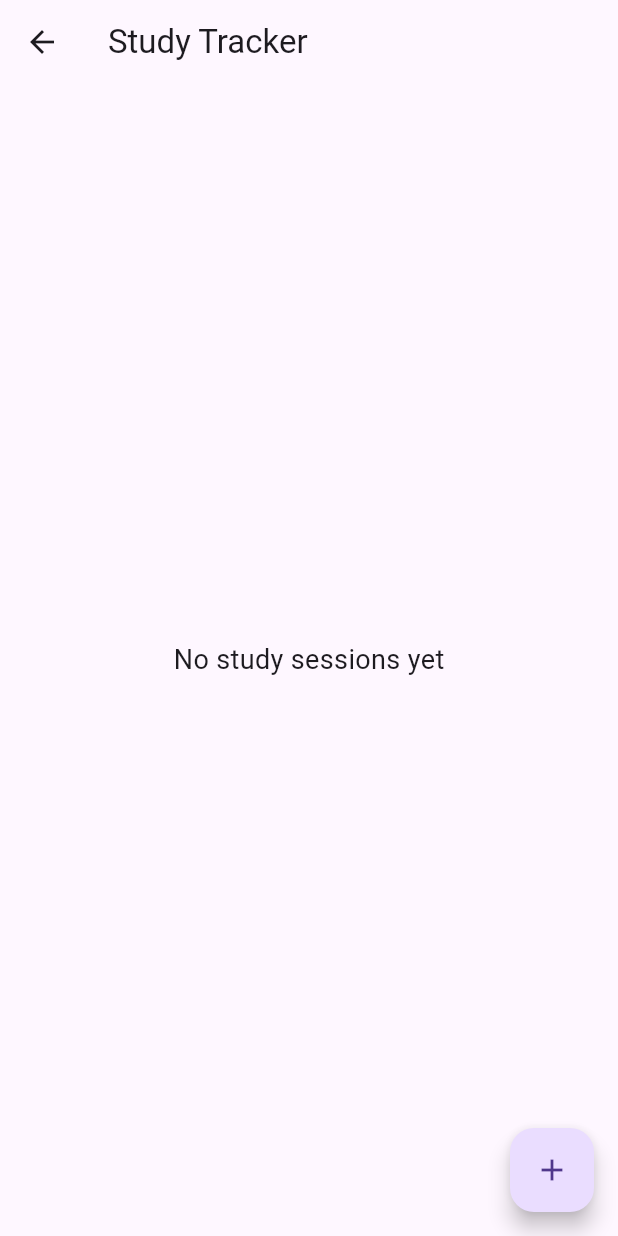
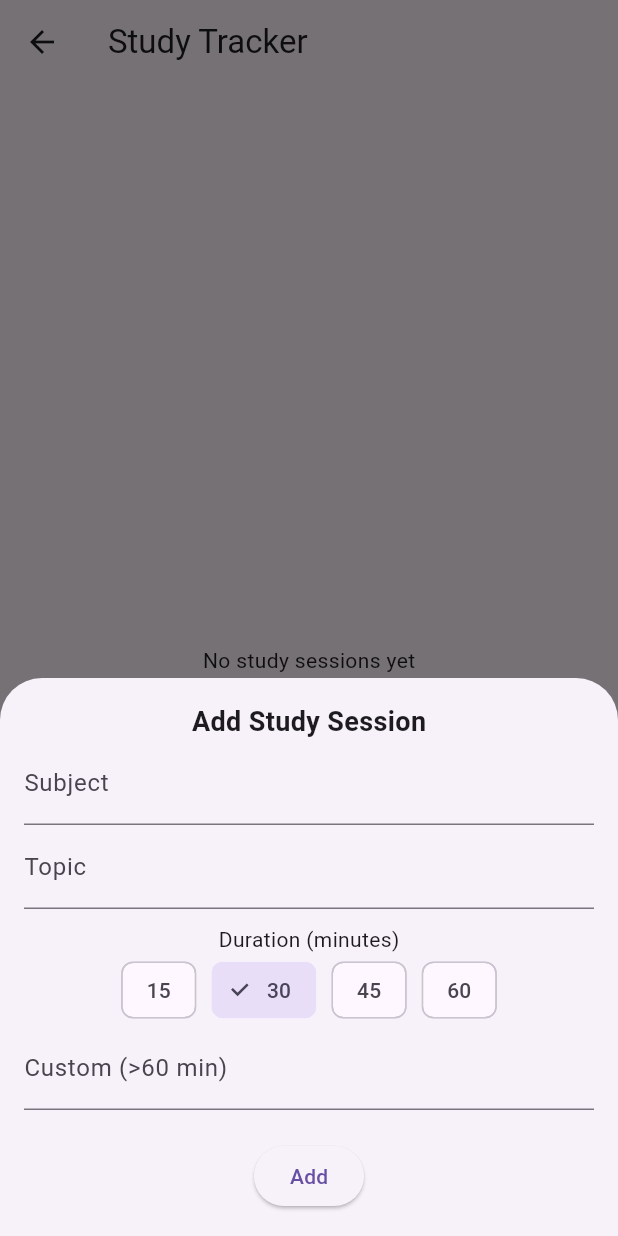
Before and after one commit to rawat-aryan/change-app, a Flutter app: the StudyScreen screen opened directly, after a tap on the "add" icon, on a phone screen of 412 x 824 dp. Run offline on Flutter 3.47's test engine with Material 3 defaults, Android fonts, the phone set to English and light mode, and no system bars; our stand-ins replace hive, hive_flutter; accounts and stored records are empty.

Commit message:
Implemented study module with Hive storage and generic data structure

```diff
--- a/lib/main.dart
+++ b/lib/main.dart
@@ -1,7 +1,13 @@
 import 'package:flutter/material.dart';
+import 'package:hive_flutter/hive_flutter.dart';
 import 'screens/home_screen.dart';
 
-void main() {
+void main() async {
+  WidgetsFlutterBinding.ensureInitialized();
+
+  await Hive.initFlutter();
+  await Hive.openBox('studyBox');
+
   runApp(const ChangeApp());
 }
 
--- a/lib/screens/study_screen.dart
+++ b/lib/screens/study_screen.dart
@@ -1,17 +1,162 @@
 import 'package:flutter/material.dart';
+import 'package:hive/hive.dart';
 
-class StudyScreen extends StatelessWidget {
+class StudyScreen extends StatefulWidget {
   const StudyScreen({super.key});
+
+  @override
+  State<StudyScreen> createState() => _StudyScreenState();
+}
+
+class _StudyScreenState extends State<StudyScreen> {
+  final box = Hive.box('studyBox');
+
+  List sessions = [];
+
+  @override
+  void initState() {
+    super.initState();
+    loadData();
+  }
+
+  // 🔥 Load data
+  void loadData() {
+    final data = box.get('sessions', defaultValue: []);
+    setState(() {
+      sessions = List.from(data);
+    });
+  }
+
+  // 🔥 Save data
+  void saveData() {
+    box.put('sessions', sessions);
+  }
+
+  // 🔥 Add Session UI (Bottom Sheet)
+  void showAddSheet() {
+    String subject = "";
+    String topic = "";
+    String duration = "30";
+
+    showModalBottomSheet(
+      context: context,
+      isScrollControlled: true,
+      builder: (context) {
+        return Padding(
+          padding: EdgeInsets.only(
+            left: 16,
+            right: 16,
+            top: 16,
+            bottom: MediaQuery.of(context).viewInsets.bottom + 16,
+          ),
+          child: Column(
+            mainAxisSize: MainAxisSize.min,
+            children: [
+              const Text(
+                "Add Study Session",
+                style: TextStyle(fontSize: 18, fontWeight: FontWeight.bold),
+              ),
+
+              // Subject
+              TextField(
+                decoration: const InputDecoration(labelText: "Subject"),
+                onChanged: (value) => subject = value,
+              ),
+
+              // Topic
+              TextField(
+                decoration: const InputDecoration(labelText: "Topic"),
+                onChanged: (value) => topic = value,
+              ),
+
+              const SizedBox(height: 10),
+              const Text("Duration (minutes)"),
+
+              // Quick duration options
+              Wrap(
+                spacing: 10,
+                children: ["15", "30", "45", "60"].map((d) {
+                  return ChoiceChip(
+                    label: Text(d),
+                    selected: duration == d,
+                    onSelected: (_) {
+                      setState(() {
+                        duration = d;
+                      });
+                    },
+                  );
+                }).toList(),
+              ),
+
+              // Custom duration
+              TextField(
+                decoration: const InputDecoration(
+                  labelText: "Custom (>60 min)",
+                ),
+                keyboardType: TextInputType.number,
+                onChanged: (value) {
+                  if (value.isNotEmpty) duration = value;
+                },
+              ),
+
+              const SizedBox(height: 20),
+
+              ElevatedButton(
+                onPressed: () {
+                  if (subject.isNotEmpty && topic.isNotEmpty) {
+                    // 🔥 Generic structure (important)
+                    sessions.add({
+                      "title": "Study Session",
+                      "fields": {
+                        "subject": subject,
+                        "topic": topic,
+                        "duration": duration,
+                      },
+                      "date": DateTime.now().toString(),
+                    });
+
+                    saveData();
+                    loadData();
+
+                    Navigator.pop(context);
+                  }
+                },
+                child: const Text("Add"),
+              ),
+            ],
+          ),
+        );
+      },
+    );
+  }
 
   @override
   Widget build(BuildContext context) {
     return Scaffold(
       appBar: AppBar(title: const Text("Study Tracker")),
-      body: const Center(
-        child: Text("No study sessions yet", style: TextStyle(fontSize: 18)),
-      ),
+
+      body: sessions.isEmpty
+          ? const Center(child: Text("No study sessions yet"))
+          : ListView.builder(
+              itemCount: sessions.length,
+              itemBuilder: (context, index) {
+                final item = sessions[index];
+                final fields = item["fields"] ?? item;
+
+                return Card(
+                  margin: const EdgeInsets.all(8),
+                  child: ListTile(
+                    title: Text(fields["subject"].toString()),
+                    subtitle: Text(
+                      "${fields["topic"]} • ${fields["duration"]} min",
+                    ),
+                  ),
+                );
+              },
+            ),
+
       floatingActionButton: FloatingActionButton(
-        onPressed: () {},
+        onPressed: showAddSheet,
         child: const Icon(Icons.add),
       ),
     );
--- a/pubspec.yaml
+++ b/pubspec.yaml
@@ -34,6 +34,8 @@ dependencies:
   # The following adds the Cupertino Icons font to your application.
   # Use with the CupertinoIcons class for iOS style icons.
   cupertino_icons: ^1.0.8
+  hive: ^2.2.3
+  hive_flutter: ^1.1.0
 
 dev_dependencies:
   flutter_test:
```
Also changed, not shown: pubspec.lock, 9 other files.
